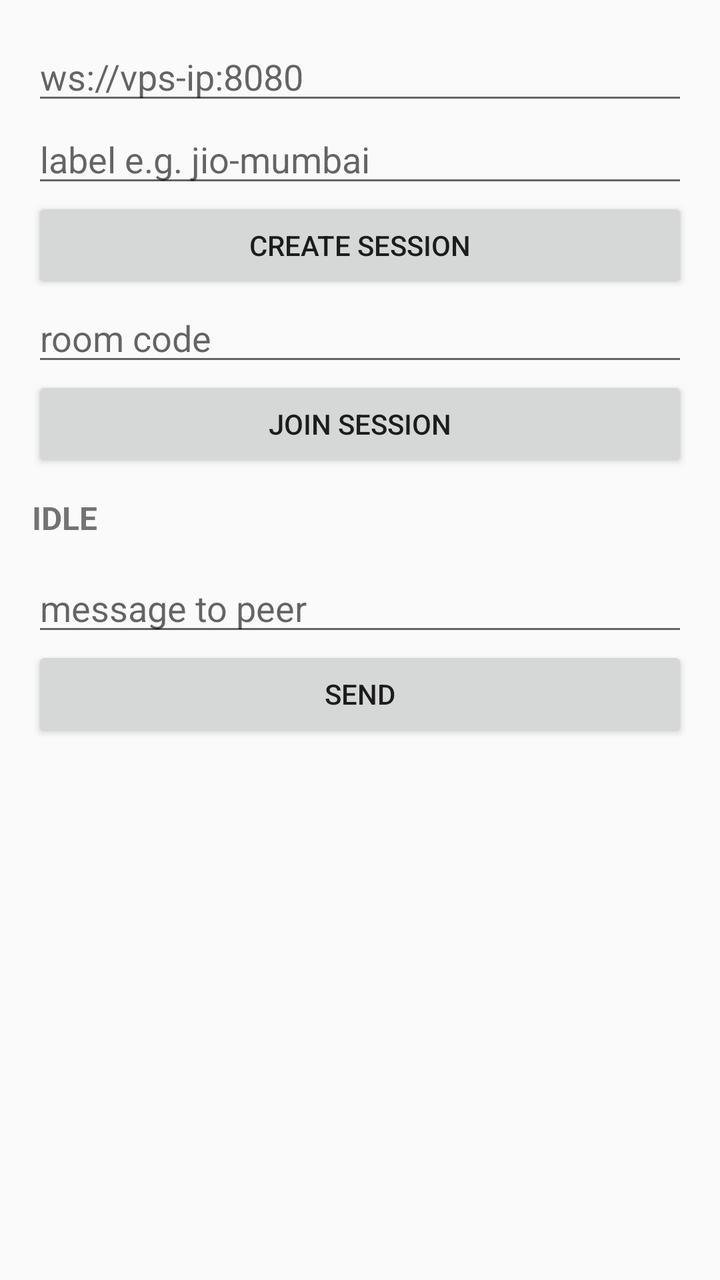
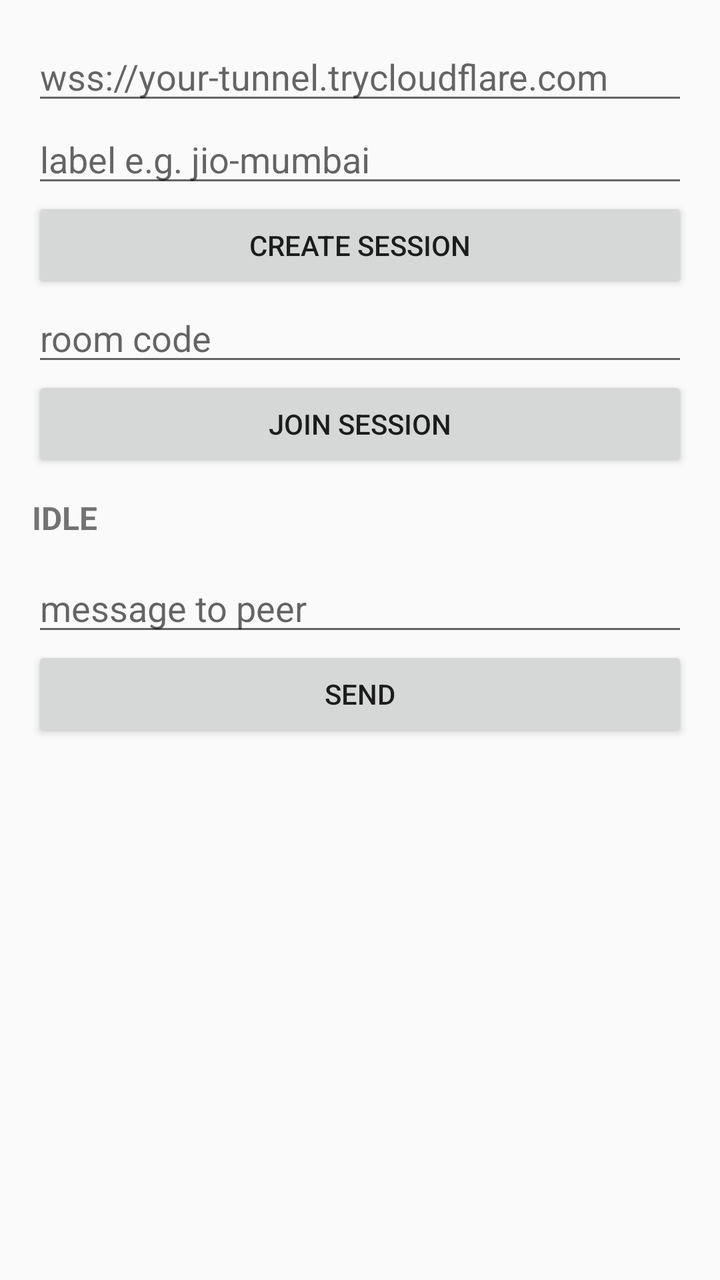

Before-and-after screenshots of an Android layout around one commit, followed by the original layout XML and the change that was made.
<!-- AndroidManifest.xml: application theme android:Theme.Material.Light.NoActionBar -->
<!-- res/layout/activity_main.xml -->
<?xml version="1.0" encoding="utf-8"?>
<LinearLayout xmlns:android="http://schemas.android.com/apk/res/android"
    android:layout_width="match_parent"
    android:layout_height="match_parent"
    android:orientation="vertical"
    android:padding="16dp">

    <EditText
        android:id="@+id/etServer"
        android:layout_width="match_parent"
        android:layout_height="wrap_content"
        android:hint="ws://vps-ip:8080"
        android:inputType="textUri"
        android:singleLine="true" />

    <EditText
        android:id="@+id/etLabel"
        android:layout_width="match_parent"
        android:layout_height="wrap_content"
        android:hint="label e.g. jio-mumbai"
        android:singleLine="true" />

    <Button
        android:id="@+id/btnCreate"
        android:layout_width="match_parent"
        android:layout_height="wrap_content"
        android:text="Create session" />

    <EditText
        android:id="@+id/etCode"
        android:layout_width="match_parent"
        android:layout_height="wrap_content"
        android:hint="room code"
        android:maxLength="4"
        android:singleLine="true"
        android:textAllCaps="true" />

    <Button
        android:id="@+id/btnJoin"
        android:layout_width="match_parent"
        android:layout_height="wrap_content"
        android:text="Join session" />

    <TextView
        android:id="@+id/tvStatus"
        android:layout_width="match_parent"
        android:layout_height="wrap_content"
        android:paddingTop="12dp"
        android:paddingBottom="12dp"
        android:text="IDLE"
        android:textSize="16sp"
        android:textStyle="bold" />

    <EditText
        android:id="@+id/etMsg"
        android:layout_width="match_parent"
        android:layout_height="wrap_content"
        android:hint="message to peer"
        android:singleLine="true" />

    <Button
        android:id="@+id/btnSend"
        android:layout_width="match_parent"
        android:layout_height="wrap_content"
        android:text="Send" />

    <ScrollView
        android:layout_width="match_parent"
        android:layout_height="0dp"
        android:layout_weight="1">

        <TextView
            android:id="@+id/tvLog"
            android:layout_width="match_parent"
            android:layout_height="wrap_content"
            android:textIsSelectable="true"
            android:textSize="12sp"
            android:typeface="monospace" />
    </ScrollView>
</LinearLayout>
<!-- resources referenced by this layout -->
<resources>

</resources>

<!-- the commit's change to res/layout/activity_main.xml (unified diff, before → after) -->
@@ -9,7 +9,7 @@
         android:id="@+id/etServer"
         android:layout_width="match_parent"
         android:layout_height="wrap_content"
-        android:hint="ws://vps-ip:8080"
+        android:hint="wss://your-tunnel.trycloudflare.com"
         android:inputType="textUri"
         android:singleLine="true" />
 
